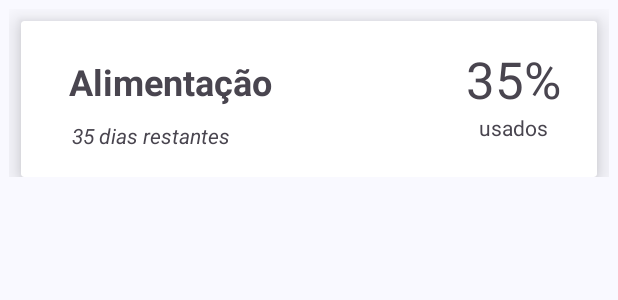
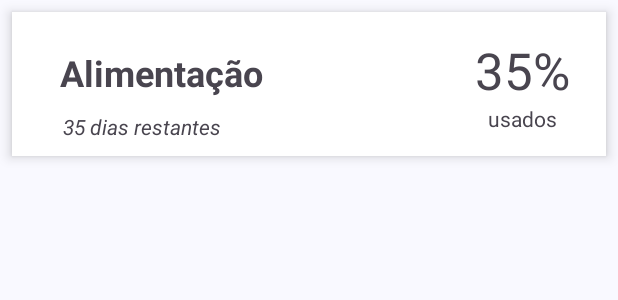
Before and after one commit to jonathas-silva/Domestic-Budget, an Android app: the layout item_categorias.xml on its own in the app's theme, with its tools: preview values and no code run, on a phone screen of 412 x 824 dp. Shown: the top 300 px of the screen. Run offline under Robolectric (Android 15) with nearby library versions, the phone set to English and light mode, and no system bars.

Commit message:
rebuild do card de categorias

```diff
--- a/app/src/main/res/layout/item_categorias.xml
+++ b/app/src/main/res/layout/item_categorias.xml
@@ -2,28 +2,15 @@
 <androidx.constraintlayout.widget.ConstraintLayout xmlns:android="http://schemas.android.com/apk/res/android"
     xmlns:app="http://schemas.android.com/apk/res-auto"
     xmlns:tools="http://schemas.android.com/tools"
-    android:layout_width="match_parent"
-    android:layout_height="wrap_content"
-    android:padding="6dp">
-
-    <androidx.cardview.widget.CardView
-        android:layout_width="match_parent"
-        android:layout_height="wrap_content"
-        android:layout_marginStart="8dp"
-        android:layout_marginTop="8dp"
-        android:layout_marginEnd="8dp"
-        app:cardElevation="10dp"
-        app:layout_constraintEnd_toEndOf="parent"
-        app:layout_constraintHorizontal_bias="0.5"
-        app:layout_constraintStart_toStartOf="parent"
-        app:layout_constraintTop_toTopOf="parent">
-
-        <androidx.constraintlayout.widget.ConstraintLayout
     android:id="@+id/containerItemCategorias"
     android:layout_width="match_parent"
     android:layout_height="wrap_content"
     android:layout_margin="8dp"
-            android:paddingBottom="8dp">
+    android:background="#fff"
+    android:elevation="5dp"
+    android:padding="8dp"
+    tools:layout_editor_absoluteX="22dp"
+    tools:layout_editor_absoluteY="22dp">
 
     <TextView
         android:id="@+id/nomeCategoria"
@@ -73,7 +60,5 @@
         app:layout_constraintStart_toStartOf="@+id/textRestantePercentagem"
         app:layout_constraintTop_toBottomOf="@+id/textRestantePercentagem" />
 
-        </androidx.constraintlayout.widget.ConstraintLayout>
-    </androidx.cardview.widget.CardView>
 
 </androidx.constraintlayout.widget.ConstraintLayout>
```
Lines whose indentation alone changed are shown as unchanged.
